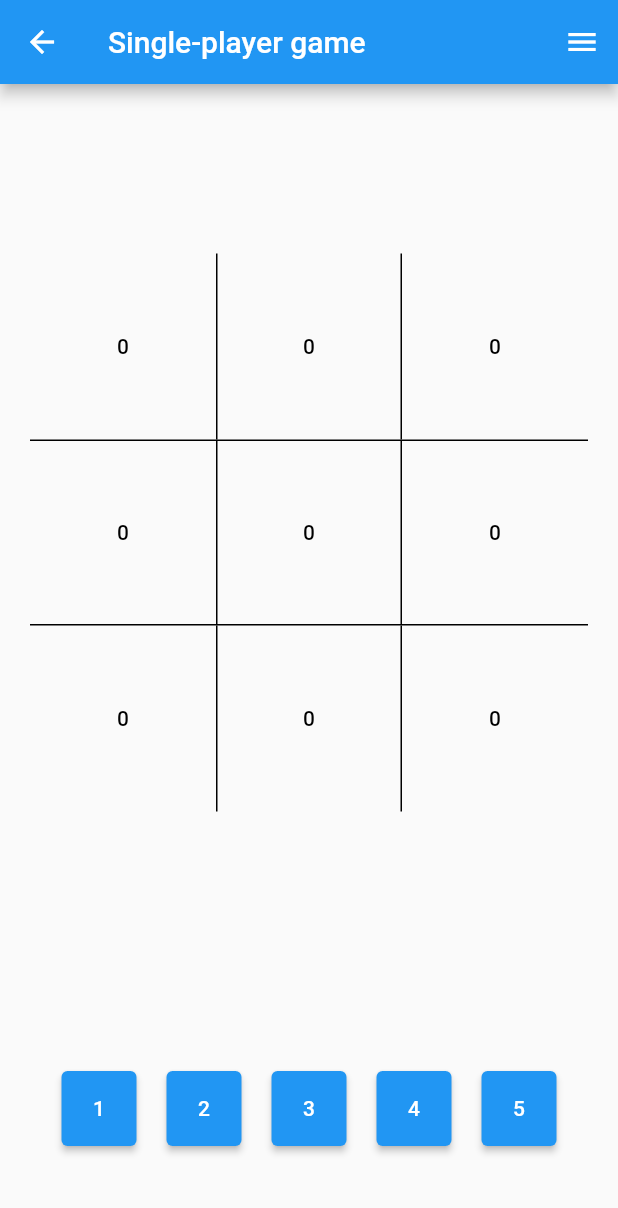
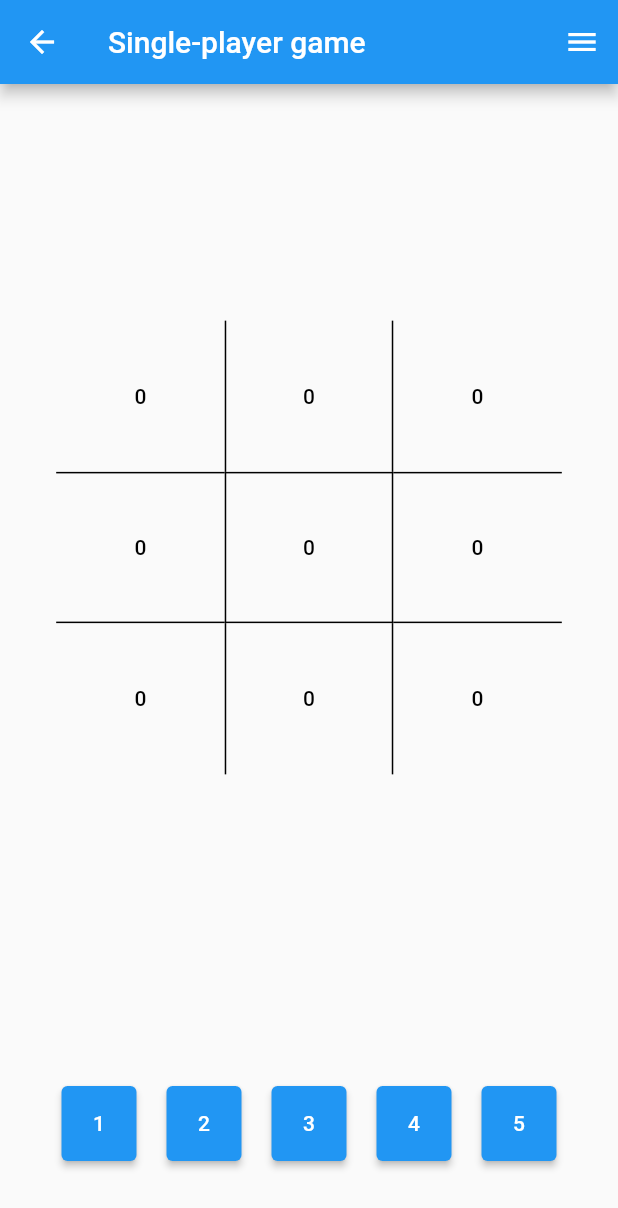
Before and after one commit to emberal/tic_tac_toe_upgraded, a Flutter app: the screen it shows after launch, after a tap on "New single-player game", on a phone screen of 412 x 824 dp. Shown: the top 1208 px of the screen. Run offline on Flutter 3.47's test engine with Material 2 defaults, Android fonts, the phone set to English and light mode, and no system bars; our stand-ins replace package_info_plus, settings_ui, shared_preferences; missing offline and left inert: flex_color_picker.

Commit message:
Changed grid to one that resizes based on device height

```diff
--- a/lib/game/local_multiplayer_game.dart
+++ b/lib/game/local_multiplayer_game.dart
@@ -3,7 +3,6 @@ import 'package:tic_tac_toe_upgraded/game/game_utils.dart';
 import 'package:tic_tac_toe_upgraded/main.dart';
 import 'package:tic_tac_toe_upgraded/objects/square_object.dart';
 import 'package:tic_tac_toe_upgraded/objects/theme.dart';
-import 'package:tic_tac_toe_upgraded/settings.dart';
 import 'package:tic_tac_toe_upgraded/stats.dart';
 import 'package:tic_tac_toe_upgraded/widgets/board.dart';
 import 'package:tic_tac_toe_upgraded/widgets/complete_alert.dart';
@@ -115,6 +114,7 @@ class _LocalMultiplayerGameState extends State<LocalMultiplayerGame>
                 activePlayer: _playerOne.isTurn ? _playerOne : _playerTwo,
                 board: board,
                 rotate: _rotate && LocalMultiplayerGame.rotateGlobal,
+                squareSize: 100,
               ),
             ),
           ),
--- a/lib/game/singleplayer_game.dart
+++ b/lib/game/singleplayer_game.dart
@@ -91,13 +91,13 @@ class _SinglePlayerGamePageState extends State<SinglePlayerGamePage>
         children: [
           Expanded(
             child: Container(
+              alignment: Alignment.center,
               margin: const EdgeInsets.symmetric(horizontal: 20),
-              child: Center(
-                child: Board(
-                  board: board,
-                  onPressed: handlePress,
-                  activePlayer: _player.isTurn ? _player : _playerAI,
-                ),
+              child: Board(
+                board: board,
+                onPressed: handlePress,
+                activePlayer: _player.isTurn ? _player : _playerAI,
+                squareSize: 100,
               ),
             ),
           ),
--- a/lib/objects/shared_prefs.dart
+++ b/lib/objects/shared_prefs.dart
@@ -23,6 +23,10 @@ abstract class MyPrefs {
 
   static bool getBool(String key, [bool defaultValue = true]) {
     return _prefs?.getBool(key) ?? defaultValue;
+  }
+
+  static int getInt(String key, [int defaultvalue = 0]) {
+    return _prefs?.getInt(key) ?? defaultvalue;
   }
 
   static Future<void> setString(String key, String value) async {
--- a/lib/widgets/board.dart
+++ b/lib/widgets/board.dart
@@ -14,7 +14,8 @@ class Board extends StatelessWidget {
       this.width = 3,
       this.onPressed,
       this.activePlayer,
-      this.rotate = false});
+      this.rotate = false,
+      this.squareSize = 50});
 
   /// A [List] of objects that will be placed on the [board]
   final List<dynamic>? board;
@@ -31,24 +32,52 @@ class Board extends StatelessWidget {
   /// If 'true' all the squares in the board will rotate 180 degrees immediately
   final bool rotate;
 
+  /// The size of a single square in the grid
+  final double squareSize;
+
   @override
   Widget build(BuildContext context) {
-    return GridView.builder(
-      gridDelegate: SliverGridDelegateWithFixedCrossAxisCount(
-        crossAxisCount: width,
-        childAspectRatio: 1
+    List<List<dynamic>> rows = [];
+    if (board != null) {
+      int i = 0;
+      for (; i < board!.length; i += width) {
+        if (i + width > board!.length) {
+          rows.add(board!.sublist(i, board!.length));
+        }
+        else {
+          rows.add(board!.sublist(i, i + width));
+        }
+      }
+    }
+
+    double _deviceHeight = MediaQuery.of(context).size.height;
+
+    return SizedBox(
+      width: (squareSize + _deviceHeight * 0.015) * 3,
+      height: (squareSize + _deviceHeight * 0.001) * 3,
+      child: Column(
+        crossAxisAlignment: CrossAxisAlignment.stretch,
+        children: [
+          ...rows.map(
+            (list) => Row(
+              children: [
+                ...list.map(
+                  (object) => SizedBox(
+                    width: squareSize + _deviceHeight * 0.015,
+                    height: squareSize + _deviceHeight * 0.001,
+                    child: _Square(
+                      object: object as SquareObject,
+                      onPressed: onPressed,
+                      activePlayer: activePlayer,
+                      rotate: rotate,
+                    ),
+                  ),
+                ),
+              ],
+            ),
+          ),
+        ],
       ),
-      shrinkWrap: true,
-      itemCount: GameUtils.boardLength,
-      itemBuilder: (BuildContext context, int index) {
-        return _Square(
-          object:
-              board?[index] ?? SquareObject(index: index, player: activePlayer),
-          activePlayer: activePlayer,
-          onPressed: onPressed,
-          rotate: rotate,
-        );
-      },
     );
   }
 }
--- a/lib/widgets/layout.dart
+++ b/lib/widgets/layout.dart
@@ -16,6 +16,7 @@ class Layout extends StatelessWidget {
   /// The [title] of the page, displayed in the [AppBar]
   final String title;
 
+  /// Wheter the menu button in the [AppBar] is shown
   final bool showMenuButton;
 
   @override
--- a/lib/widgets/select_buttons.dart
+++ b/lib/widgets/select_buttons.dart
@@ -43,7 +43,7 @@ class _SelectButtonsState extends State<SelectButtons> {
         ...?widget.player?.usedValues
             .mapIndexed(
               (index, value) => Container(
-                margin: const EdgeInsets.all(10),
+                margin: const EdgeInsets.symmetric(horizontal: 10),
                 child: _Button(
                   value: index + 1,
                   activated: value,
--- a/pubspec.yaml
+++ b/pubspec.yaml
@@ -15,7 +15,7 @@ publish_to: 'none' # Remove this line if you wish to publish to pub.dev
 # In iOS, build-name is used as CFBundleShortVersionString while build-number used as CFBundleVersion.
 # Read more about iOS versioning at
 # https://developer.apple.com/library/archive/documentation/General/Reference/InfoPlistKeyReference/Articles/CoreFoundationKeys.html
-version: 0.1.6+1
+version: 0.1.7+1
 
 environment:
   sdk: ">=2.17.0 <3.0.0"
```
Also changed, not shown: lib/stats.dart (+12 -13 lines).
